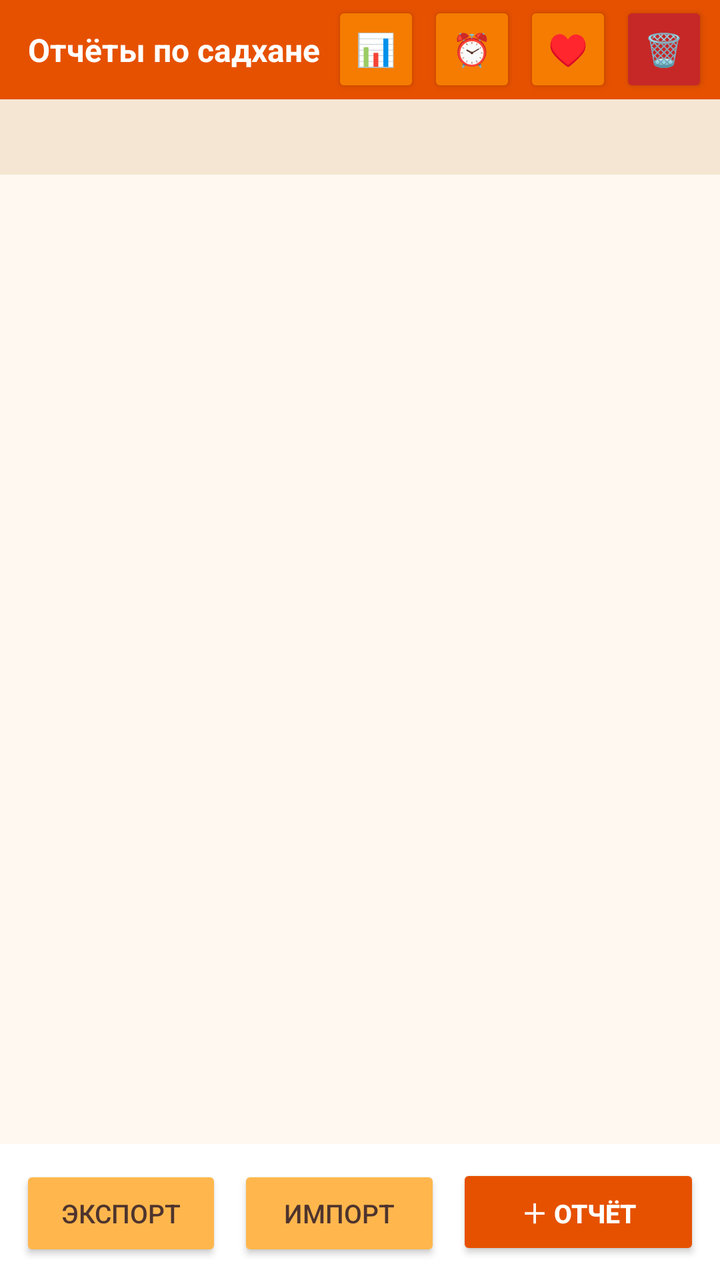
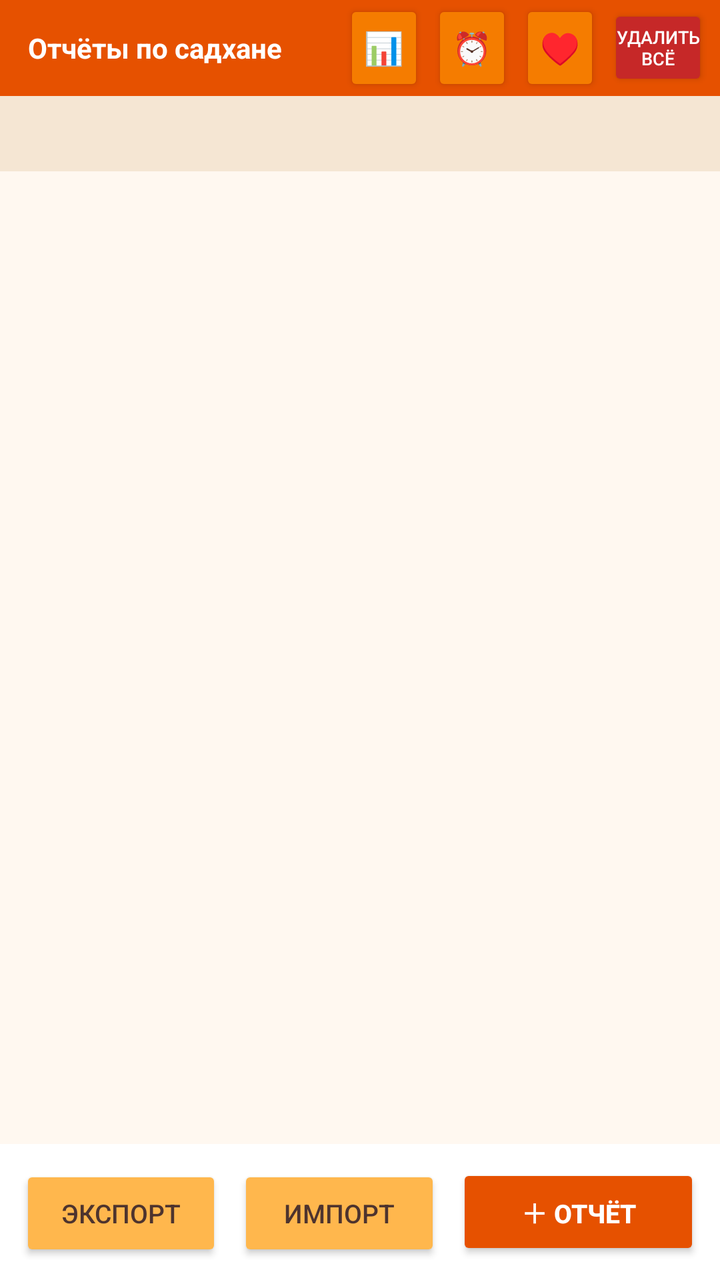

Two renders of the same Android screen: before a commit and after it. Below are the layout's source before the change and the commit's diff.
<!-- AndroidManifest.xml: application theme AppTheme -->
<!-- res/layout/activity_main.xml -->
<?xml version="1.0" encoding="utf-8"?>
<LinearLayout xmlns:android="http://schemas.android.com/apk/res/android"
    android:layout_width="match_parent"
    android:layout_height="match_parent"
    android:orientation="vertical"
    android:background="#FFF8F0">

    <LinearLayout
        android:layout_width="match_parent"
        android:layout_height="wrap_content"
        android:orientation="horizontal"
        android:background="#E65100"
        android:gravity="center_vertical"
        android:paddingLeft="14dp"
        android:paddingRight="6dp">

        <TextView
            android:id="@+id/header"
            android:layout_width="0dp"
            android:layout_height="wrap_content"
            android:layout_weight="1"
            android:text="Отчёты по садхане"
            android:textColor="#FFFFFF"
            android:textSize="16sp"
            android:textStyle="bold"
            android:paddingTop="14dp"
            android:paddingBottom="14dp" />

        <Button
            android:id="@+id/btnStats"
            android:layout_width="wrap_content"
            android:layout_height="wrap_content"
            android:minWidth="42dp"
            android:layout_marginLeft="4dp"
            android:text="📊"
            android:textSize="16sp"
            android:backgroundTint="#F57C00"
            android:textColor="#FFFFFF" />

        <Button
            android:id="@+id/btnSettings"
            android:layout_width="wrap_content"
            android:layout_height="wrap_content"
            android:minWidth="42dp"
            android:layout_marginLeft="4dp"
            android:text="⏰"
            android:textSize="16sp"
            android:backgroundTint="#F57C00"
            android:textColor="#FFFFFF" />

        <Button
            android:id="@+id/btnDonate"
            android:layout_width="wrap_content"
            android:layout_height="wrap_content"
            android:minWidth="42dp"
            android:layout_marginLeft="4dp"
            android:text="♥"
            android:textSize="16sp"
            android:backgroundTint="#F57C00"
            android:textColor="#FFFFFF" />

        <Button
            android:id="@+id/btnDeleteAll"
            android:layout_width="wrap_content"
            android:layout_height="wrap_content"
            android:minWidth="42dp"
            android:layout_marginLeft="4dp"
            android:text="🗑"
            android:textSize="16sp"
            android:backgroundTint="#C62828"
            android:textColor="#FFFFFF" />
    </LinearLayout>

    <TextView
        android:id="@+id/summary"
        android:layout_width="match_parent"
        android:layout_height="wrap_content"
        android:background="#F5E6D3"
        android:paddingLeft="16dp"
        android:paddingRight="16dp"
        android:paddingTop="10dp"
        android:paddingBottom="10dp"
        android:textColor="#6D4C41"
        android:textSize="13sp"
        android:text="" />

    <FrameLayout
        android:layout_width="match_parent"
        android:layout_height="0dp"
        android:layout_weight="1">

        <ListView
            android:id="@+id/list"
            android:layout_width="match_parent"
            android:layout_height="match_parent"
            android:divider="@null"
            android:dividerHeight="0dp"
            android:paddingLeft="12dp"
            android:paddingRight="12dp"
            android:paddingTop="8dp"
            android:paddingBottom="8dp"
            android:clipToPadding="false"
            android:scrollbars="vertical" />

        <TextView
            android:id="@+id/empty"
            android:layout_width="match_parent"
            android:layout_height="match_parent"
            android:gravity="center"
            android:paddingLeft="32dp"
            android:paddingRight="32dp"
            android:text="Пока нет ни одного отчёта.\n\nНажмите «＋ Отчёт», чтобы заполнить отчёт за сегодня."
            android:textColor="#A1887F"
            android:textSize="15sp"
            android:visibility="gone" />
    </FrameLayout>

    <LinearLayout
        android:layout_width="match_parent"
        android:layout_height="wrap_content"
        android:orientation="horizontal"
        android:background="#FFFFFF"
        android:padding="10dp">

        <Button
            android:id="@+id/btnExport"
            android:layout_width="0dp"
            android:layout_height="wrap_content"
            android:layout_weight="1"
            android:text="Экспорт"
            android:textSize="13sp"
            android:backgroundTint="#FFB74D"
            android:textColor="#4E342E" />

        <Button
            android:id="@+id/btnImport"
            android:layout_width="0dp"
            android:layout_height="wrap_content"
            android:layout_weight="1"
            android:layout_marginLeft="8dp"
            android:text="Импорт"
            android:textSize="13sp"
            android:backgroundTint="#FFB74D"
            android:textColor="#4E342E" />

        <Button
            android:id="@+id/btnAdd"
            android:layout_width="0dp"
            android:layout_height="wrap_content"
            android:layout_weight="1.2"
            android:layout_marginLeft="8dp"
            android:text="＋ Отчёт"
            android:textSize="13sp"
            android:textStyle="bold"
            android:backgroundTint="#E65100"
            android:textColor="#FFFFFF" />
    </LinearLayout>
</LinearLayout>
<!-- resources referenced by this layout -->
<resources>
  <style name="AppTheme" parent="@android:style/Theme.Material.Light.NoActionBar">
          <item name="android:colorPrimary">#E65100</item>
          <item name="android:colorPrimaryDark">#BF360C</item>
          <item name="android:colorAccent">#E65100</item>
          <item name="android:windowBackground">#FFF8F0</item>
      </style>
</resources>

<!-- the commit's change to res/layout/activity_main.xml (unified diff, before → after) -->
@@ -21,16 +21,20 @@
             android:layout_weight="1"
             android:text="Отчёты по садхане"
             android:textColor="#FFFFFF"
-            android:textSize="16sp"
+            android:textSize="14sp"
+            android:maxLines="1"
+            android:ellipsize="end"
             android:textStyle="bold"
             android:paddingTop="14dp"
             android:paddingBottom="14dp" />
 
         <Button
             android:id="@+id/btnStats"
-            android:layout_width="wrap_content"
+            android:layout_width="40dp"
             android:layout_height="wrap_content"
-            android:minWidth="42dp"
+            android:minWidth="0dp"
+            android:paddingLeft="0dp"
+            android:paddingRight="0dp"
             android:layout_marginLeft="4dp"
             android:text="📊"
             android:textSize="16sp"
@@ -39,9 +43,11 @@
 
         <Button
             android:id="@+id/btnSettings"
-            android:layout_width="wrap_content"
+            android:layout_width="40dp"
             android:layout_height="wrap_content"
-            android:minWidth="42dp"
+            android:minWidth="0dp"
+            android:paddingLeft="0dp"
+            android:paddingRight="0dp"
             android:layout_marginLeft="4dp"
             android:text="⏰"
             android:textSize="16sp"
@@ -50,9 +56,11 @@
 
         <Button
             android:id="@+id/btnDonate"
-            android:layout_width="wrap_content"
+            android:layout_width="40dp"
             android:layout_height="wrap_content"
-            android:minWidth="42dp"
+            android:minWidth="0dp"
+            android:paddingLeft="0dp"
+            android:paddingRight="0dp"
             android:layout_marginLeft="4dp"
             android:text="♥"
             android:textSize="16sp"
@@ -63,10 +71,14 @@
             android:id="@+id/btnDeleteAll"
             android:layout_width="wrap_content"
             android:layout_height="wrap_content"
-            android:minWidth="42dp"
+            android:minWidth="0dp"
             android:layout_marginLeft="4dp"
-            android:text="🗑"
-            android:textSize="16sp"
+            android:paddingLeft="4dp"
+            android:paddingRight="4dp"
+            android:minHeight="0dp"
+            android:text="удалить&#10;всё"
+            android:textSize="9sp"
+            android:gravity="center"
             android:backgroundTint="#C62828"
             android:textColor="#FFFFFF" />
     </LinearLayout>
